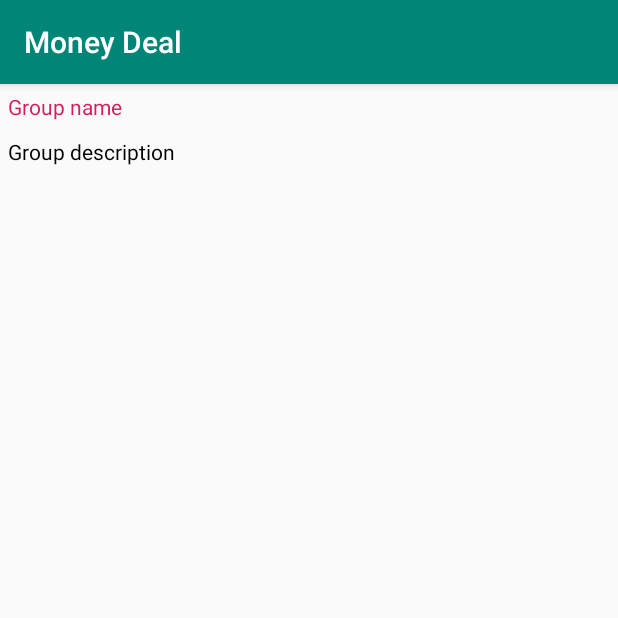
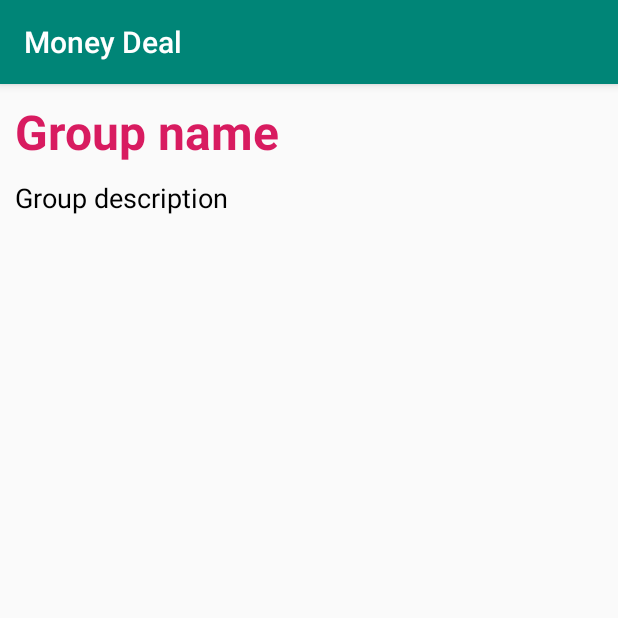
Before and after one commit to TheRecoveryTeam/dengi-deal, an Android app: the fragment GroupFragment shown on its own in the app's theme, on a phone screen of 412 x 824 dp, the top half of it. Run offline under Robolectric (Android 15) with nearby library versions, the phone set to English and light mode, and no system bars.

Commit message:
added group page

```diff
--- a/app/src/main/java/ru/moneydeal/app/IRouter.java
+++ b/app/src/main/java/ru/moneydeal/app/IRouter.java
@@ -1,9 +1,11 @@
 package ru.moneydeal.app;
+
+import androidx.annotation.NonNull;
 
 public interface IRouter {
     void showSplash();
     void showRegister();
     void showHistory();
     void showLogin();
-    void showFragmentGroup();
+    void showFragmentGroup(@NonNull String groupId);
 }
--- a/app/src/main/java/ru/moneydeal/app/group/GroupDao.java
+++ b/app/src/main/java/ru/moneydeal/app/group/GroupDao.java
@@ -16,4 +16,7 @@ public interface GroupDao {
 
     @Query("SELECT * FROM `group`")
     List<GroupEntity> getGroups();
+
+    @Query("SELECT * FROM `group` WHERE id = :id")
+    List<GroupEntity> getGroup(String id);
 }
--- a/app/src/main/java/ru/moneydeal/app/group/GroupEntity.java
+++ b/app/src/main/java/ru/moneydeal/app/group/GroupEntity.java
@@ -6,14 +6,18 @@ import androidx.room.PrimaryKey;
 
 @Entity(tableName = "group")
 public class GroupEntity {
+    @NonNull
     @PrimaryKey
+    public String id;
+
     @NonNull
     public String name;
 
     @NonNull
     public String description;
 
-    public GroupEntity(String name, String description) {
+    public GroupEntity(String id, String name, String description) {
+        this.id = id;
         this.name = name;
         this.description = description;
     }
--- a/app/src/main/java/ru/moneydeal/app/network/ApiRepo.java
+++ b/app/src/main/java/ru/moneydeal/app/network/ApiRepo.java
@@ -21,7 +21,7 @@ public class ApiRepo {
 
         Retrofit retrofit = new Retrofit.Builder()
                 .addConverterFactory(MoshiConverterFactory.create())
-                .baseUrl("http://10.0.2.2:8080/api/")
+                .baseUrl("http://192.168.1.15:8080/api/")
                 .client(mOkHttpClient)
                 .build();
 
--- a/app/src/main/java/ru/moneydeal/app/network/GroupApi.java
+++ b/app/src/main/java/ru/moneydeal/app/network/GroupApi.java
@@ -9,6 +9,9 @@ import retrofit2.http.GET;
 
 public interface GroupApi {
     public static class Group {
+        @NonNull
+        public String _id;
+
         @NonNull
         public String name;
 
--- a/app/src/main/res/layout/group_fragment.xml
+++ b/app/src/main/res/layout/group_fragment.xml
@@ -1,23 +1,26 @@
 <?xml version="1.0" encoding="utf-8"?>
 <LinearLayout xmlns:android="http://schemas.android.com/apk/res/android"
     android:orientation="vertical" android:layout_width="match_parent"
-    android:layout_height="match_parent">
+    android:layout_height="match_parent"
+    android:padding="@dimen/spacingS">
 
     <TextView
         android:id="@+id/group_item_name"
         android:layout_width="wrap_content"
         android:layout_height="wrap_content"
         android:textColor="@color/colorAccent"
-        android:padding="5dp"
+        android:textSize="@dimen/fontSizeH1"
+        android:textStyle="bold"
         android:text="@string/group_name"
         />
 
     <TextView
+        android:layout_marginTop="@dimen/spacingS"
         android:id="@+id/group_item_description"
+        android:layout_width="match_parent"
+        android:layout_height="wrap_content"
         android:textColor="@color/black"
-        android:padding="5dp"
-        android:layout_width="wrap_content"
-        android:layout_height="wrap_content"
+        android:textSize="@dimen/fontSizeM"
         android:text="@string/group_description"
         />
 
--- a/app/src/main/res/values/dimens.xml
+++ b/app/src/main/res/values/dimens.xml
@@ -4,4 +4,6 @@
     <dimen name="inputHeight">40dp</dimen>
     <dimen name="phoneInputWidth">250dp</dimen>
     <dimen name="spacingS">10dp</dimen>
+    <dimen name="fontSizeH1">32sp</dimen>
+    <dimen name="fontSizeM">18sp</dimen>
 </resources>
--- a/app/src/main/res/xml/network_security_config.xml
+++ b/app/src/main/res/xml/network_security_config.xml
@@ -1,6 +1,6 @@
 <?xml version="1.0" encoding="utf-8"?>
 <network-security-config>
     <domain-config cleartextTrafficPermitted="true">
-        <domain includeSubdomains="true">10.0.2.2</domain>
+        <domain includeSubdomains="true">192.168.1.15</domain>
     </domain-config>
 </network-security-config>
```
Also changed, not shown: app/src/main/java/ru/moneydeal/app/GroupViewModel.java (+14 -1 lines), app/src/main/java/ru/moneydeal/app/MainActivity.java (+7 -3 lines), app/src/main/java/ru/moneydeal/app/group/GroupRepo.java (+16 -1 lines), app/src/main/java/ru/moneydeal/app/pages/GroupFragment.java (+24 -1 lines), app/src/main/java/ru/moneydeal/app/pages/GroupListFragment.java (+22 -5 lines).
